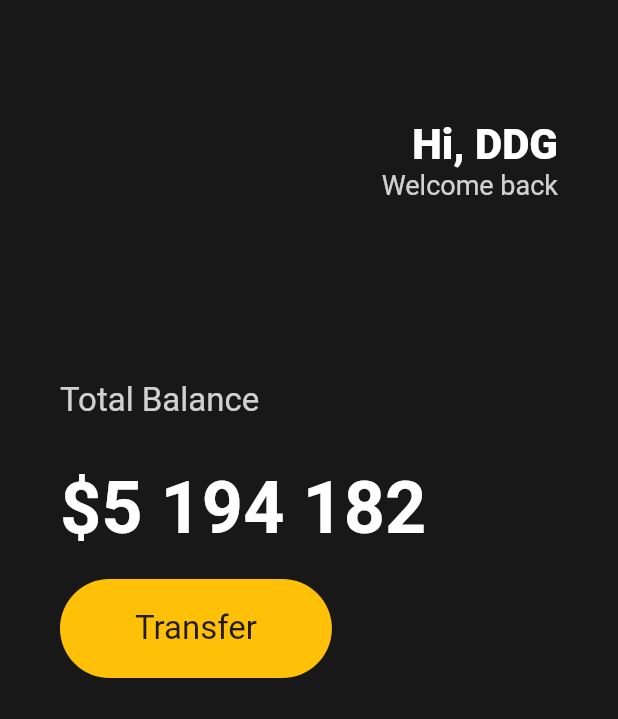
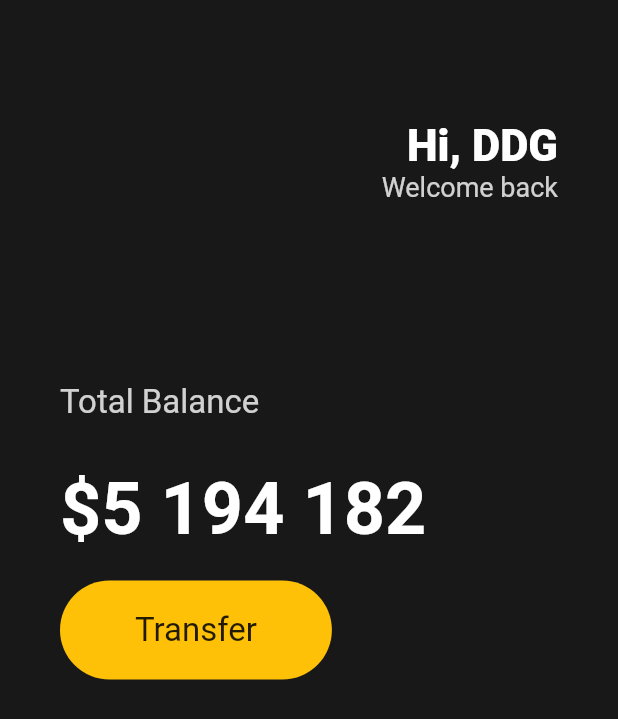
Before and after one commit to greyhawk16/flutter-prtc, a Flutter app: the screen it shows after launch, on a phone screen of 412 x 824 dp. Shown: the top 719 px of the screen. Run offline on Flutter 3.47's test engine with Material 2 defaults, Android fonts, the phone set to English and light mode, and no system bars.

Commit message:
Update main.dart

```diff
--- a/lib/main.dart
+++ b/lib/main.dart
@@ -5,7 +5,7 @@ const priceAmount = 30;
 var finalPrice = taxAmount + priceAmount;
 
 void main() {
-  runApp(App());
+  runApp(const App());
 }
 
 class App extends StatelessWidget {
@@ -34,7 +34,7 @@ class App extends StatelessWidget {
                           'Hi, DDG',
                           style: TextStyle(
                             color: Colors.white,
-                            fontSize: 28,
+                            fontSize: 29,
                             fontWeight: FontWeight.w800,
                           ),
                         ),
```
